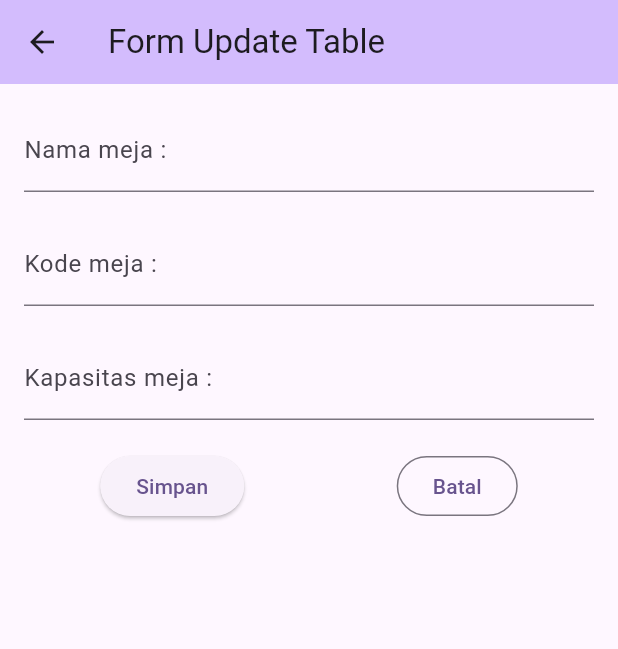
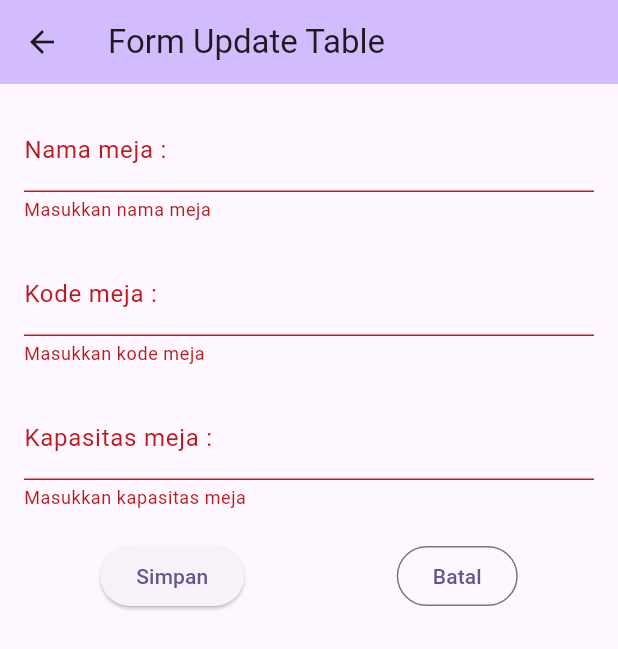
Before and after one commit to MerrrH1/flutter_api_demo, a Flutter app: the TableRestoForm screen opened directly with empty values, after a tap on "Simpan", on a phone screen of 412 x 824 dp. Shown: the top 649 px of the screen. Run offline on Flutter 3.47's test engine with Material 3 defaults, Android fonts, the light colour scheme and no system bars; our stand-ins replace bloc, dio, flutter_bloc; network calls fail.

Commit message:
Perbaikan POST table resto

```diff
--- a/lib/ui/table_resto_form.dart
+++ b/lib/ui/table_resto_form.dart
@@ -36,7 +36,9 @@ class _TableRestoFormState extends State<TableRestoForm> {
             : "Form Update Table"),
         backgroundColor: Theme.of(context).colorScheme.inversePrimary,
       ),
-      body: Padding(
+      body: Form(
+        key: globalKey,
+        child: Padding(
           padding: const EdgeInsets.all(16),
           child: Column(
             children: [
@@ -84,8 +86,9 @@ class _TableRestoFormState extends State<TableRestoForm> {
                 children: [
                   ElevatedButton(onPressed: () {
                     if(globalKey.currentState!.validate()) {
-                    futureTableCreate = tableServices.addTable(TableRestoParam(code: tecCode.text.isNotEmpty ? tecCode.text : "Kode Default", name: tecName.text.isNotEmpty ? tecName.text : "Nama Default", capacity: int.parse(tecCapacity.text).isNaN ? 10 : int.parse(tecCapacity.text)));
+                      futureTableCreate = tableServices.addTable(TableRestoParam(code: tecCode.text, name: tecName.text, capacity: int.parse(tecCapacity.text)));
                       ScaffoldMessenger.of(context).showSnackBar(SnackBar(content: Text('Data berhasil disimpan')));
+                      Navigator.pop(context);
                     }
                   }, child: Text('Simpan')),
                   OutlinedButton(onPressed: () {
@@ -96,6 +99,7 @@ class _TableRestoFormState extends State<TableRestoForm> {
             ],
           ),
         ),
+      ),
     );
   }
 }
```
Lines whose indentation alone changed are shown as unchanged.
